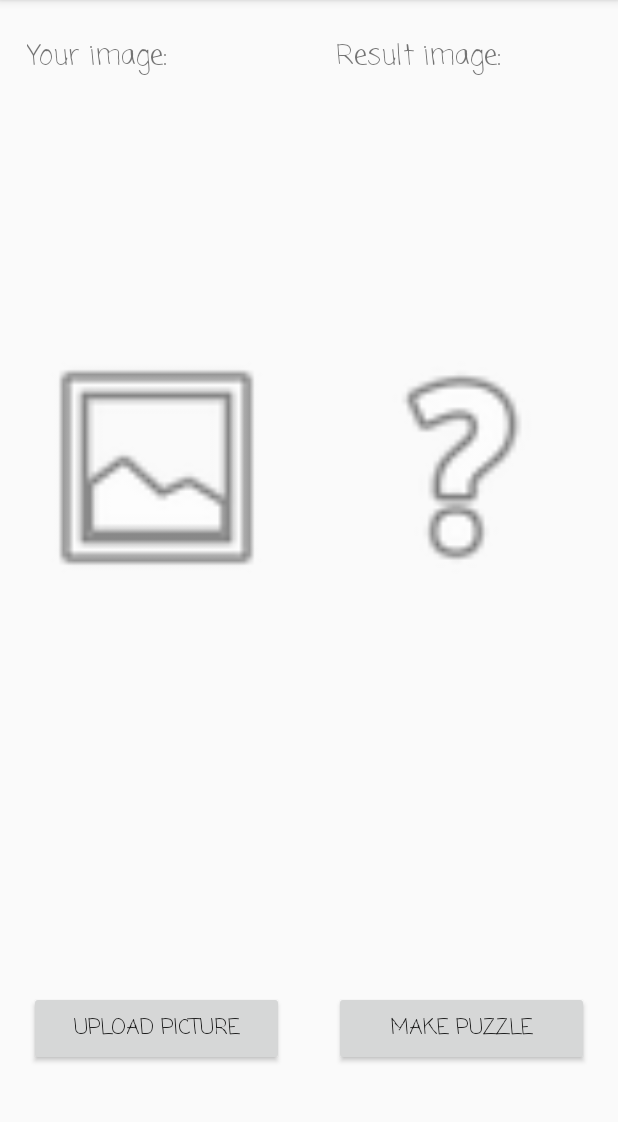
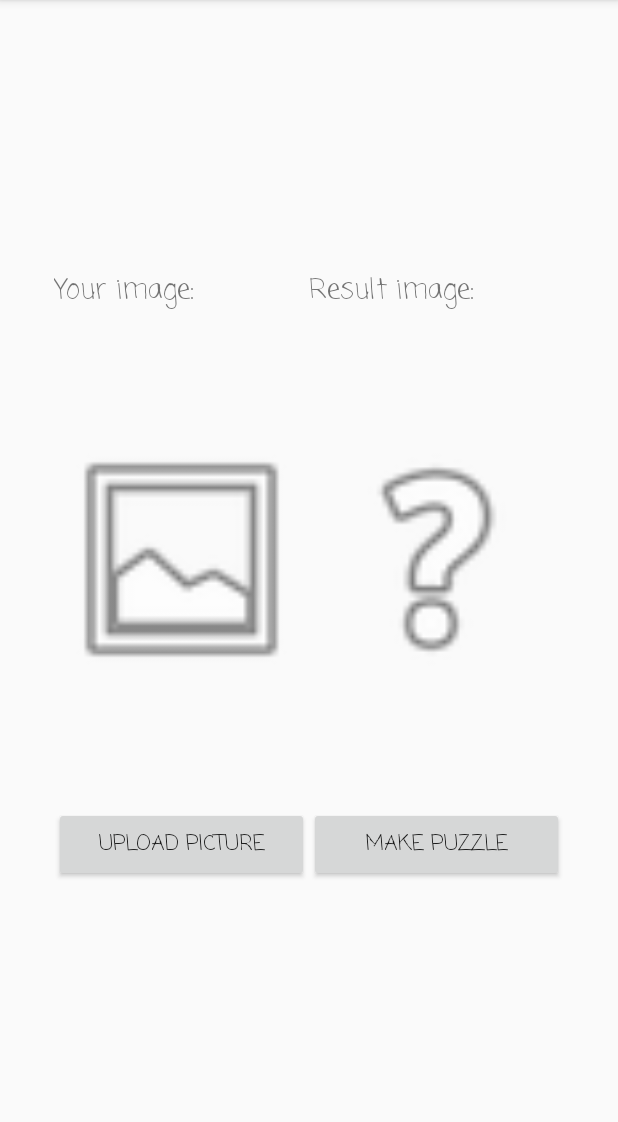
Before and after one commit to AntonYermilov/nonograms, an Android app: the CreateCrosswordActivity screen opened directly, with no data from a screen before it, on a phone screen of 412 x 824 dp, the part 84-1206 px from its top. Run offline under Robolectric (Android 15) with nearby library versions, the phone set to English and light mode, and no system bars.

Commit message:
Fixed name mismatch after merging, changed create crossword view

```diff
--- a/Nonograms/app/src/main/java/ru/spbau/nonograms/controller/Controller.java
+++ b/Nonograms/app/src/main/java/ru/spbau/nonograms/controller/Controller.java
@@ -4,6 +4,7 @@ import android.graphics.Bitmap;
 import android.graphics.drawable.BitmapDrawable;
 import android.widget.ImageView;
 
+import ru.spbau.nonograms.logic.NonogramImage;
 import ru.spbau.nonograms.logic.NonogramLogic;
 
 public class Controller {
@@ -15,8 +16,11 @@ public class Controller {
     //pair -- result + crossword
     //receives an image, user posted
     public static Bitmap makeCrosswordViewFromImage(ImageView givenImage) {
-        NonogramLogic result = new NonogramLogic(getBitmap(givenImage));
-        return result.showNonogram(20, 20, 5);
+        return NonogramLogic.createNonogram(getBitmap(givenImage), 70, 70, 5);
+    }
+
+    public static NonogramImage getMadeCrosswordFromLastImage() {
+        return NonogramLogic.getLastNonogram();
     }
 
     private static Bitmap getBitmap(ImageView givenImage) {
--- a/Nonograms/app/src/main/java/ru/spbau/nonograms/logic/NonogramImage.java
+++ b/Nonograms/app/src/main/java/ru/spbau/nonograms/logic/NonogramImage.java
@@ -227,7 +227,7 @@ public class NonogramImage {
     /**
      * Throws if more than {@code MAX_COLORS} colors used in nonogram.
      */
-    public static class ColorOutOfRangeException extends Exception {
+    public static class ColorOutOfRangeException extends IllegalArgumentException {
         ColorOutOfRangeException() {
             super("Incorrect field. Not more than " + MAX_COLORS + "colors, not counting" +
                     "the background color, can be used in nonogram.");
--- a/Nonograms/app/src/main/java/ru/spbau/nonograms/ui/CreateCrosswordActivity.java
+++ b/Nonograms/app/src/main/java/ru/spbau/nonograms/ui/CreateCrosswordActivity.java
@@ -11,9 +11,11 @@ import android.os.Bundle;
 import android.view.View;
 import android.widget.Button;
 import android.widget.ImageView;
+import android.widget.Toast;
 
 import ru.spbau.nonograms.R;
 import ru.spbau.nonograms.controller.Controller;
+import ru.spbau.nonograms.logic.NonogramImage;
 
 public class CreateCrosswordActivity extends AppCompatActivity {
 
@@ -42,8 +44,20 @@ public class CreateCrosswordActivity extends AppCompatActivity {
         makePuzzleButton.setOnClickListener(new View.OnClickListener() {
             @Override
             public void onClick(View view) {
-                Bitmap result = Controller.makeCrosswordViewFromImage(givenImage);
-                resultImage.setImageBitmap(result);
+                try {
+                    Bitmap result = Controller.makeCrosswordViewFromImage(givenImage);
+                    if (Controller.getMadeCrosswordFromLastImage() == null) {
+                        Toast nonSuccess = Toast.makeText(CreateCrosswordActivity.this,
+                                "Sorry, we couldn't build puzzle.", Toast.LENGTH_LONG);
+                        nonSuccess.show();
+                    }
+                    resultImage.setImageBitmap(result);
+                } catch (OutOfMemoryError e) {
+                    Toast nonSuccess = Toast.makeText(CreateCrosswordActivity.this,
+                            "Sorry, the picture was too big.", Toast.LENGTH_LONG);
+                    nonSuccess.show();
+                    System.gc();
+                }
             }
         });
     }
--- a/Nonograms/app/src/main/res/layout/activity_create_crossword.xml
+++ b/Nonograms/app/src/main/res/layout/activity_create_crossword.xml
@@ -6,81 +6,90 @@
     android:layout_height="match_parent"
     tools:context="ru.spbau.nonograms.ui.CreateCrosswordActivity">
 
-    <ImageView
-        android:id="@+id/givenImage"
-        android:layout_width="170dp"
-        android:layout_height="330dp"
-        app:layout_constraintBottom_toBottomOf="parent"
-        app:layout_constraintHorizontal_bias="0.08"
-        app:layout_constraintLeft_toLeftOf="parent"
-        app:layout_constraintRight_toRightOf="parent"
-        app:layout_constraintTop_toTopOf="parent"
-        app:layout_constraintVertical_bias="0.335"
-        app:srcCompat="@android:drawable/ic_menu_gallery" />
+    <android.support.constraint.Guideline
+        android:id="@+id/guideline"
+        android:layout_width="wrap_content"
+        android:layout_height="wrap_content"
+        android:orientation="vertical"
+        app:layout_constraintGuide_percent="0.05"/>
 
-    <ImageView
-        android:id="@+id/resultImage"
-        android:layout_width="170dp"
-        android:layout_height="330dp"
-        app:layout_constraintBottom_toBottomOf="parent"
-        app:layout_constraintHorizontal_bias="0.92"
-        app:layout_constraintLeft_toLeftOf="parent"
-        app:layout_constraintRight_toRightOf="parent"
-        app:layout_constraintTop_toTopOf="parent"
-        app:layout_constraintVertical_bias="0.335"
-        app:srcCompat="@android:drawable/ic_menu_help" />
+    <android.support.constraint.Guideline
+        android:id="@+id/guideline1"
+        android:layout_width="wrap_content"
+        android:layout_height="wrap_content"
+        android:orientation="vertical"
+        app:layout_constraintGuide_percent="0.95"/>
 
-    <Button
-        android:id="@+id/uploadPictureButton"
-        android:layout_width="170dp"
-        android:layout_height="50dp"
-        android:fontFamily="casual"
-        android:text="upload picture"
-        app:layout_constraintRight_toRightOf="parent"
-        app:layout_constraintLeft_toLeftOf="parent"
+    <GridLayout
+        android:layout_width="wrap_content"
+        android:layout_height="wrap_content"
+        android:columnCount="2"
+        android:rowCount="3"
+        app:layout_constraintLeft_toLeftOf="@+id/guideline"
+        app:layout_constraintRight_toRightOf="@+id/guideline1"
         app:layout_constraintBottom_toBottomOf="parent"
         app:layout_constraintTop_toTopOf="parent"
-        app:layout_constraintVertical_bias="0.92"
-        app:layout_constraintHorizontal_bias="0.08" />
+        tools:layout_editor_absoluteY="12dp"
+        tools:layout_editor_absoluteX="29dp">
 
-    <TextView
-        android:id="@+id/textView2"
-        android:layout_width="170dp"
-        android:layout_height="40dp"
-        android:fontFamily="casual"
-        android:text="Your image:"
-        android:textSize="18sp"
-        app:layout_constraintBottom_toBottomOf="parent"
-        app:layout_constraintTop_toTopOf="parent"
-        app:layout_constraintRight_toRightOf="parent"
-        app:layout_constraintLeft_toLeftOf="parent"
-        app:layout_constraintHorizontal_bias="0.074"
-        app:layout_constraintVertical_bias="0.033" />
+        <TextView
+            android:id="@+id/textView3"
+            android:layout_width="wrap_content"
+            android:layout_height="wrap_content"
+            android:layout_column="1"
+            android:layout_row="0"
+            android:fontFamily="casual"
+            android:text="@string/result_image_text"
+            android:textSize="18sp" />
 
-    <TextView
-        android:id="@+id/textView3"
-        android:layout_width="170dp"
-        android:layout_height="40dp"
-        android:fontFamily="casual"
-        android:text="Result image:"
-        android:textSize="18sp"
-        app:layout_constraintBottom_toBottomOf="parent"
-        app:layout_constraintHorizontal_bias="0.925"
-        app:layout_constraintLeft_toLeftOf="parent"
-        app:layout_constraintRight_toRightOf="parent"
-        app:layout_constraintTop_toTopOf="parent"
-        app:layout_constraintVertical_bias="0.033" />
+        <TextView
+            android:id="@+id/textView2"
+            android:layout_width="wrap_content"
+            android:layout_height="wrap_content"
+            android:layout_column="0"
+            android:layout_row="0"
+            android:fontFamily="casual"
+            android:text="@string/your_image_text"
+            android:textAlignment="center"
+            android:textSize="18sp" />
 
-    <Button
-        android:id="@+id/makeCrosswordButton"
-        android:layout_width="170dp"
-        android:layout_height="50dp"
-        android:fontFamily="casual"
-        android:text="Make puzzle"
-        app:layout_constraintRight_toRightOf="parent"
-        app:layout_constraintLeft_toLeftOf="parent"
-        app:layout_constraintBottom_toBottomOf="parent"
-        app:layout_constraintTop_toTopOf="parent"
-        app:layout_constraintHorizontal_bias="0.92"
-        app:layout_constraintVertical_bias="0.92" />
+        <Button
+            android:id="@+id/makeCrosswordButton"
+            android:layout_width="170dp"
+            android:layout_height="50dp"
+            android:layout_column="1"
+            android:layout_row="2"
+            android:fontFamily="casual"
+            android:text="@string/make_puzzle_text" />
+
+        <Button
+            android:id="@+id/uploadPictureButton"
+            android:layout_width="170dp"
+            android:layout_height="50dp"
+            android:layout_column="0"
+            android:layout_row="2"
+            android:fontFamily="casual"
+            android:text="@string/upload_picture_text" />
+
+        <ImageView
+            android:id="@+id/resultImage"
+            android:layout_width="170dp"
+            android:layout_height="330dp"
+            android:layout_column="1"
+            android:layout_row="1"
+            android:layout_gravity="fill"
+            app:srcCompat="@android:drawable/ic_menu_help"
+            android:contentDescription="@string/result_image_text" />
+
+        <ImageView
+            android:id="@+id/givenImage"
+            android:layout_width="170dp"
+            android:layout_height="330dp"
+            android:layout_gravity="fill"
+            android:layout_column="0"
+            android:layout_row="1"
+            app:srcCompat="@android:drawable/ic_menu_gallery"
+            android:contentDescription="@string/your_image_text" />
+
+    </GridLayout>
 </android.support.constraint.ConstraintLayout>
--- a/Nonograms/app/src/main/res/values/strings.xml
+++ b/Nonograms/app/src/main/res/values/strings.xml
@@ -3,4 +3,8 @@
     <string name="greeting_text">Welcome to Nonograms!</string>
     <string name="about">About</string>
     <string name="play">Play</string>
+    <string name="result_image_text">Result image:</string>
+    <string name="your_image_text">Your image:</string>
+    <string name="make_puzzle_text">Make puzzle</string>
+    <string name="upload_picture_text">upload picture</string>
 </resources>
```
